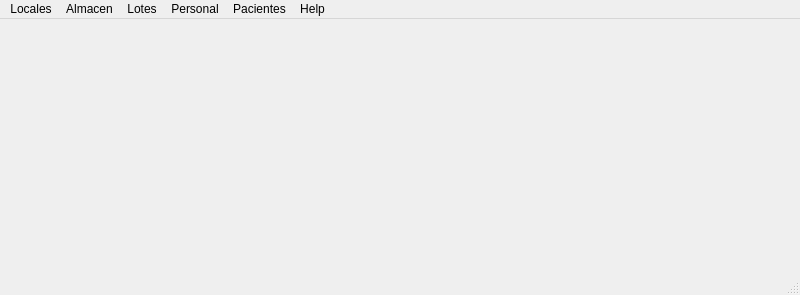
Qt form PAF_GUI/PAF_GRUPO_01_GUI/mainwindow.ui (JMOrbegoso/USS-2021-II-PP) before a commit.
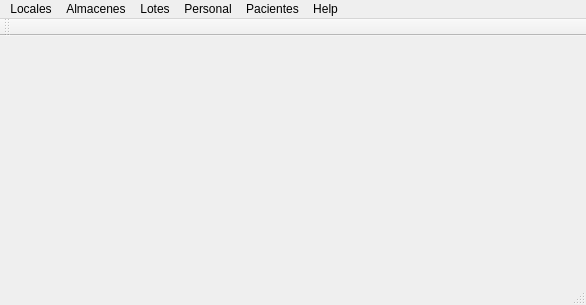
The same form after that commit.

```diff
--- a/PAF_GUI/PAF_GRUPO_01_GUI/mainwindow.ui
+++ b/PAF_GUI/PAF_GRUPO_01_GUI/mainwindow.ui
@@ -6,22 +6,21 @@
    <rect>
     <x>0</x>
     <y>0</y>
-    <width>800</width>
-    <height>295</height>
+    <width>586</width>
+    <height>305</height>
    </rect>
   </property>
   <property name="windowTitle">
    <string>Sistema de Vacunatón contra Dengue</string>
   </property>
-  <widget class="QWidget" name="centralwidget"/>
-  <widget class="QStatusBar" name="statusbar"/>
-  <widget class="QMenuBar" name="menubar">
+  <widget class="QWidget" name="centralWidget"/>
+  <widget class="QMenuBar" name="menuBar">
    <property name="geometry">
     <rect>
      <x>0</x>
      <y>0</y>
-     <width>800</width>
-     <height>25</height>
+     <width>586</width>
+     <height>20</height>
     </rect>
    </property>
    <widget class="QMenu" name="menuLocales">
@@ -49,7 +48,7 @@
    </widget>
    <widget class="QMenu" name="menuAlmacen">
     <property name="title">
-     <string>Almacen</string>
+     <string>Almacenes</string>
     </property>
     <addaction name="actionRegistrar_Almacen"/>
     <addaction name="actionMostrar_Almacenes"/>
@@ -126,7 +125,16 @@
    <addaction name="menuPacientes"/>
    <addaction name="menuHelp"/>
   </widget>
-  <action name="actionRegistrar_Local">
+  <widget class="QToolBar" name="mainToolBar">
+   <attribute name="toolBarArea">
+    <enum>TopToolBarArea</enum>
+   </attribute>
+   <attribute name="toolBarBreak">
+    <bool>false</bool>
+   </attribute>
+  </widget>
+  <widget class="QStatusBar" name="statusBar"/>
+  <action name="actionRegistrar_local">
    <property name="text">
     <string>Registrar Local</string>
    </property>
@@ -337,6 +345,7 @@
    </property>
   </action>
  </widget>
+ <layoutdefault spacing="6" margin="11"/>
  <resources/>
  <connections/>
 </ui>
```
Left out of the diff: 256 changed lines with no effect on the pictures.
